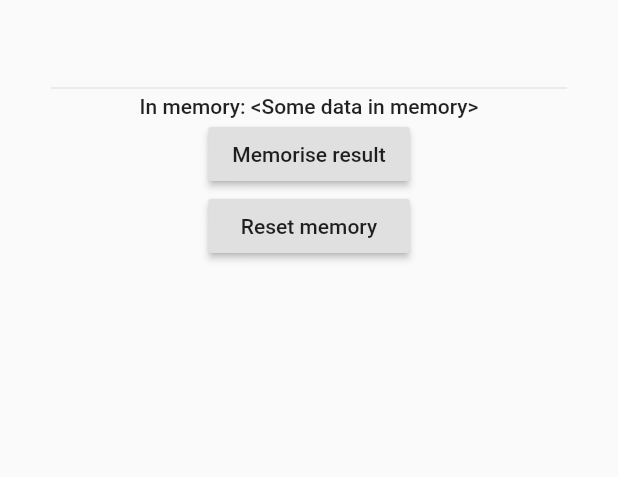
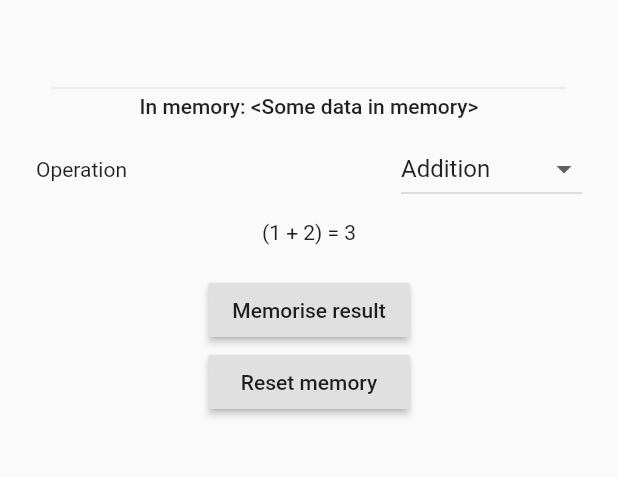
Before and after one commit to antklim/calculus, a Flutter app: the screen it shows after launch, on a phone screen of 412 x 824 dp, the part 143-620 px from its top. Run offline on Flutter 3.47's test engine with Material 2 defaults, Android fonts, the phone set to English and light mode, and no system bars.

```diff
--- a/lib/calculus/screen.dart
+++ b/lib/calculus/screen.dart
@@ -12,6 +12,7 @@ class CalculusScreen extends StatelessWidget {
               Header(),
               Divider(indent: 10.0, endIndent: 10.0, height: 8.0),
               MemoryInfo(),
+              CalculatorInput(),
               MemoryManagement(),
             ],
           ),
@@ -45,6 +46,61 @@ class MemoryInfo extends StatelessWidget {
   }
 }
 
+enum Operation { addition, subtraction, division, multiplication, sqrt }
+
+class CalculatorInput extends StatefulWidget {
+  @override
+  _CalculatorInputState createState() => _CalculatorInputState();
+}
+
+class _CalculatorInputState extends State<CalculatorInput> {
+  final operations = <Operation, String>{
+    Operation.addition: 'Addition',
+    Operation.subtraction: 'Subtraction',
+    Operation.multiplication: 'Multiplication',
+    Operation.division: 'Division',
+    Operation.sqrt: 'Square root',
+  };
+
+  Operation operation = Operation.addition;
+
+  void onOperationChanged(Operation newOperation) {
+    setState(() {
+      operation = newOperation;
+    });
+  }
+
+  @override
+  Widget build(BuildContext context) {
+    return Container(
+      margin: const EdgeInsets.only(top: 10),
+      child: Column(
+        children: <Widget>[
+          Row(
+            mainAxisAlignment: MainAxisAlignment.spaceBetween,
+            children: <Widget>[
+              Text('Operation', style: Theme.of(context).textTheme.bodyText2),
+              DropdownButton(
+                value: operation,
+                items: operations.entries
+                    .map((entry) => DropdownMenuItem(
+                        child: Text(entry.value), value: entry.key))
+                    .toList(),
+                onChanged: onOperationChanged,
+              ),
+            ],
+          ),
+          Container(
+              margin: const EdgeInsets.only(top: 10, bottom: 20),
+              child: Text(
+                '(1 + 2) = 3',
+              )),
+        ],
+      ),
+    );
+  }
+}
+
 class MemoryManagement extends StatelessWidget {
   @override
   Widget build(BuildContext context) {
```
